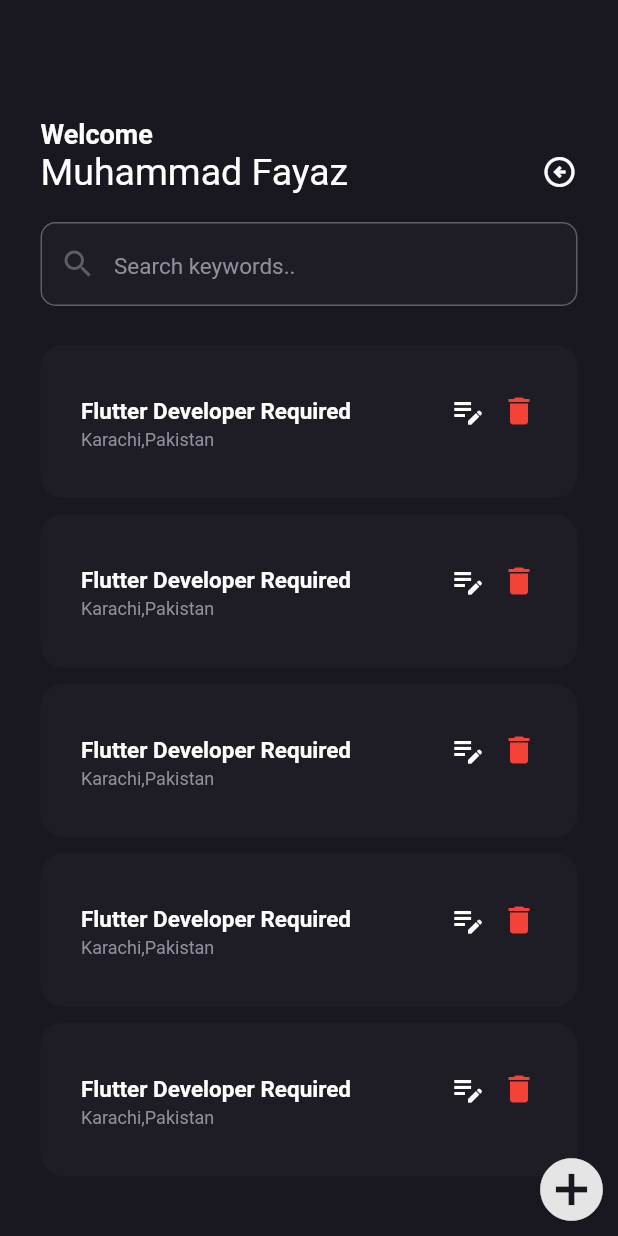
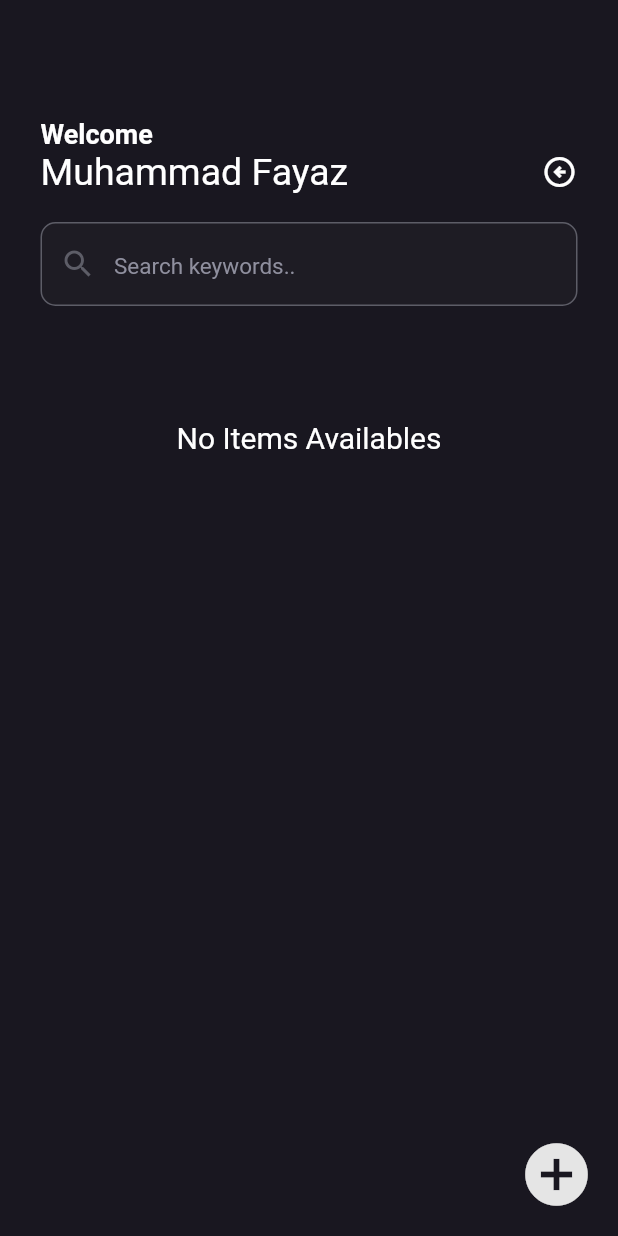
Before and after one commit to fayazashraf98/flutterui, a Flutter app: the LoginScreen screen opened directly, after a tap on "Sign in", on a phone screen of 412 x 824 dp. Run offline on Flutter 3.47's test engine with Material 2 defaults, Android fonts, the phone set to English and light mode, and no system bars.

```diff
--- a/lib/joblistCont.dart
+++ /dev/null
@@ -1,60 +0,0 @@
-import 'package:flutter/material.dart';
-
-class joblistCont extends StatelessWidget {
-  final GestureTapCallback onpres;
-  joblistCont({required this.onpres});
-
-  @override
-  Widget build(BuildContext context) {
-    return Container(
-        margin: EdgeInsets.only(bottom: 11),
-        padding: EdgeInsets.only(left: 27, right: 27),
-        height: 102,
-        decoration: BoxDecoration(
-          color: Color(0xFF1E1C24),
-          borderRadius: BorderRadius.circular(15),
-        ),
-        child: Column(
-          mainAxisAlignment: MainAxisAlignment.center,
-          children: [
-            Row(
-              mainAxisAlignment: MainAxisAlignment.spaceBetween,
-              children: [
-                Text(
-                  "Flutter Developer Required",
-                  style: TextStyle(
-                      color: Colors.white,
-                      fontSize: 15,
-                      fontWeight: FontWeight.w600),
-                ),
-                Row(
-                  children: [
-                    GestureDetector(
-                      onTap: onpres,
-                      child: Icon(
-                        Icons.edit_note_outlined,
-                        color: Colors.white,
-                      ),
-                    ),
-                    Padding(padding: EdgeInsets.only(left: 10)),
-                    Icon(
-                      Icons.delete,
-                      color: Colors.red,
-                    ),
-                  ],
-                ),
-              ],
-            ),
-            Row(children: const [
-              Text(
-                "Karachi,Pakistan",
-                style: TextStyle(
-                  color: Color(0xff8F8F9E),
-                  fontSize: 12,
-                ),
-              )
-            ])
-          ],
-        ));
-  }
-}
--- a/lib/main.dart
+++ b/lib/main.dart
@@ -1,5 +1,6 @@
 import 'package:flutter/material.dart';
 import 'package:flutterui/screens/SignupScreen.dart';
+import 'package:flutterui/screens/SpleshScreen.dart';
 
 void main() {
   runApp(MyApp());
@@ -13,7 +14,7 @@ class MyApp extends StatelessWidget {
     return MaterialApp(
       debugShowCheckedModeBanner: false,
       title: "Application",
-      home: SignupScreen(),
+      home: spleshScreen(),
     );
   }
 }
--- a/lib/screens/JobListing.dart
+++ /dev/null
@@ -1,114 +0,0 @@
-import 'package:flutter/material.dart';
-import 'package:flutterui/joblistCont.dart';
-import 'package:flutterui/screens/AddJob.dart';
-import 'package:flutterui/screens/EditJob.dart';
-import 'package:flutterui/screens/LoginScreen.dart';
-
-class JobLiListing extends StatelessWidget {
-  const JobLiListing({Key? key}) : super(key: key);
-
-  @override
-  Widget build(BuildContext context) {
-    return Scaffold(
-      floatingActionButton: IconButton(
-        onPressed: () {
-          Navigator.of(context)
-              .push(MaterialPageRoute(builder: (_) => AddJob()));
-        },
-        icon: Icon(
-          Icons.add_circle,
-          size: 50,
-          color: Color(0xffE5E5E5),
-        ),
-      ),
-      backgroundColor: Color(0xff191720),
-      body: ListView(children: [
-        Padding(
-          padding: EdgeInsets.only(top: 79, left: 27, bottom: 59, right: 27),
-          child: Column(
-            crossAxisAlignment: CrossAxisAlignment.start,
-            children: [
-              Text(
-                "Welcome",
-                style: TextStyle(
-                    color: Colors.white,
-                    fontSize: 18,
-                    fontWeight: FontWeight.bold),
-              ),
-              Row(
-                mainAxisAlignment: MainAxisAlignment.spaceBetween,
-                children: [
-                  Text(
-                    "Muhammad Fayaz",
-                    style: TextStyle(color: Colors.white, fontSize: 25),
-                  ),
-                  Row(
-                    children: [
-                      GestureDetector(
-                        onTap: () {
-                          Navigator.of(context).push(
-                              MaterialPageRoute(builder: (_) => LoginScreen()));
-                        },
-                        child: Icon(
-                          Icons.arrow_circle_left_outlined,
-                          color: Colors.white,
-                        ),
-                      ),
-                    ],
-                  )
-                ],
-              ),
-              SizedBox(
-                height: 19,
-              ),
-              Container(
-                height: 56,
-                padding: EdgeInsets.only(top: 5, bottom: 5),
-                decoration: BoxDecoration(
-                  color: Color(0xFF1E1C24),
-                  border: Border.all(color: Color(0xff5D5D67), width: 1),
-                  borderRadius: BorderRadius.circular(10),
-                ),
-                child: TextField(
-                  style: TextStyle(color: Colors.white),
-                  decoration: InputDecoration(
-                      prefixIcon: Icon(
-                        Icons.search,
-                        color: Color(0xff5D5D67),
-                      ),
-                      border: InputBorder.none,
-                      hintText: "Search keywords..",
-                      hintStyle:
-                          TextStyle(color: Color(0xff8F8F9E), fontSize: 15)),
-                ),
-              ),
-              SizedBox(
-                height: 26,
-              ),
-              joblistCont(onpres: () {
-                Navigator.of(context)
-                    .push(MaterialPageRoute(builder: (_) => EditJob()));
-              }),
-              joblistCont(onpres: () {
-                Navigator.of(context)
-                    .push(MaterialPageRoute(builder: (_) => EditJob()));
-              }),
-              joblistCont(onpres: () {
-                Navigator.of(context)
-                    .push(MaterialPageRoute(builder: (_) => EditJob()));
-              }),
-              joblistCont(onpres: () {
-                Navigator.of(context)
-                    .push(MaterialPageRoute(builder: (_) => EditJob()));
-              }),
-              joblistCont(onpres: () {
-                Navigator.of(context)
-                    .push(MaterialPageRoute(builder: (_) => EditJob()));
-              }),
-            ],
-          ),
-        )
-      ]),
-    );
-  }
-}
--- a/lib/screens/LoginScreen.dart
+++ b/lib/screens/LoginScreen.dart
@@ -1,5 +1,5 @@
 import 'package:flutter/material.dart';
-import 'package:flutterui/screens/JobListing.dart';
+import 'package:flutterui/screens/job_listing.dart';
 import 'package:flutterui/screens/SignupScreen.dart';
 
 import '../appbuttons.dart';
@@ -49,14 +49,22 @@ class LoginScreen extends StatelessWidget {
           SizedBox(
             height: 11,
           ),
-          appbuttons(
-              label: "Sign in",
-              onPress: () {
-                Navigator.of(context)
-                    .push(MaterialPageRoute(builder: (_) => JobLiListing()));
-              }),
+          GestureDetector(
+            onTap: () {
+              onpress(context);
+            },
+            child: appbuttons(
+                label: "Sign in",
+                onPress: () {
+                  onpress(context);
+                }),
+          )
         ]),
       ),
     );
   }
 }
+
+onpress(BuildContext context) {
+  Navigator.of(context).push(MaterialPageRoute(builder: (_) => listjobs()));
+}
--- /dev/null
+++ b/lib/screens/job_listing.dart
@@ -0,0 +1,217 @@
+import 'package:flutter/material.dart';
+import 'package:flutterui/screens/LoginScreen.dart';
+
+import 'AddJob.dart';
+import 'EditJob.dart';
+
+class listjobs extends StatefulWidget {
+  const listjobs({Key? key}) : super(key: key);
+
+  @override
+  State<listjobs> createState() => _listjobsState();
+}
+
+class _listjobsState extends State<listjobs> {
+  List<Methodtitle> items = [];
+  TextEditingController searchController = TextEditingController();
+  List<Methodtitle> itemsOnSearch = [];
+  String search = "";
+  @override
+  Widget build(BuildContext context) {
+    return Scaffold(
+      backgroundColor: Color(0xff191720),
+      body: SingleChildScrollView(
+        child: Padding(
+          padding: EdgeInsets.only(top: 79, left: 27, bottom: 59, right: 27),
+          child:
+              Column(crossAxisAlignment: CrossAxisAlignment.start, children: [
+            Text(
+              "Welcome",
+              style: TextStyle(
+                  color: Colors.white,
+                  fontSize: 18,
+                  fontWeight: FontWeight.bold),
+            ),
+            Row(
+              mainAxisAlignment: MainAxisAlignment.spaceBetween,
+              children: [
+                Text(
+                  "Muhammad Fayaz",
+                  style: TextStyle(color: Colors.white, fontSize: 25),
+                ),
+                Row(
+                  children: [
+                    GestureDetector(
+                      onTap: () {
+                        Navigator.of(context).push(
+                            MaterialPageRoute(builder: (_) => LoginScreen()));
+                      },
+                      child: Icon(
+                        Icons.arrow_circle_left_outlined,
+                        color: Colors.white,
+                      ),
+                    )
+                  ],
+                )
+              ],
+            ),
+            SizedBox(
+              height: 19,
+            ),
+            Container(
+              height: 56,
+              padding: EdgeInsets.only(top: 5, bottom: 5),
+              decoration: BoxDecoration(
+                color: Color(0xFF1E1C24),
+                border: Border.all(color: Color(0xff5D5D67), width: 1),
+                borderRadius: BorderRadius.circular(10),
+              ),
+              child: TextField(
+                onChanged: onSearch,
+                controller: searchController,
+                style: TextStyle(color: Colors.white),
+                decoration: InputDecoration(
+                    prefixIcon: Icon(
+                      Icons.search,
+                      color: Color(0xff5D5D67),
+                    ),
+                    border: InputBorder.none,
+                    hintText: "Search keywords..",
+                    hintStyle:
+                        TextStyle(color: Color(0xff8F8F9E), fontSize: 15)),
+              ),
+            ),
+            SizedBox(height: 26),
+            items.isNotEmpty
+                ? ListView.builder(
+                    shrinkWrap: true,
+                    physics: NeverScrollableScrollPhysics(),
+                    itemCount: updateAccordingToSearch(
+                        items.length, itemsOnSearch.length),
+                    itemBuilder: updateList,
+                  )
+                : Center(
+                    child: Padding(
+                      padding: EdgeInsets.only(top: 50),
+                      child: Text(
+                        "No Items Availables",
+                        style: TextStyle(color: Colors.white, fontSize: 20),
+                      ),
+                    ),
+                  ),
+          ]),
+        ),
+      ),
+      floatingActionButton: GestureDetector(
+        onTap: () {
+          Navigator.of(context)
+              .push<Methodtitle>(MaterialPageRoute(builder: (_) => addignjob()))
+              .then((value) => setState(() {
+                    if (value?.first != "" && value?.second != "") {
+                      items.add(Methodtitle(value!.first, value.second));
+                    }
+                  }));
+        },
+        child: Icon(
+          Icons.add_circle_sharp,
+          color: Color(0xffE5E5E5),
+          size: 50,
+        ),
+      ),
+    );
+  }
+
+  Widget updateList(BuildContext, int index) => Container(
+        height: 102,
+        child: Card(
+          shape: RoundedRectangleBorder(
+            borderRadius: BorderRadius.circular(10),
+          ),
+          color: Color(0xff201E27),
+          child: Padding(
+            padding: EdgeInsets.all(8),
+            child: Row(
+              children: [
+                Expanded(
+                    child: Column(
+                  mainAxisAlignment: MainAxisAlignment.center,
+                  crossAxisAlignment: CrossAxisAlignment.start,
+                  children: [
+                    Text(
+                      items[index].first,
+                      style: TextStyle(
+                          color: Colors.white,
+                          fontSize: 15,
+                          fontWeight: FontWeight.w600),
+                    ),
+                    SizedBox(
+                      height: 5,
+                    ),
+                    Text(
+                      items[index].second,
+                      style: TextStyle(
+                        color: Color(0xff8F8F9E),
+                        fontSize: 12,
+                      ),
+                    )
+                  ],
+                )),
+                GestureDetector(
+                  onTap: () {
+                    Navigator.of(context)
+                        .push<Methodtitle>(MaterialPageRoute(
+                            builder: (_) => EditJob(
+                                postiontext: items[index].first,
+                                desctext: items[index].second)))
+                        .then((value) => setState(() {
+                              if (value?.first != "" && value?.second != "") {
+                                items[index].first = value!.first;
+                                items[index].second = value.second;
+                              }
+                            }));
+                  },
+                  child: Padding(
+                    padding: const EdgeInsets.only(right: 27),
+                    child: Icon(
+                      Icons.edit_note,
+                      color: Colors.white,
+                    ),
+                  ),
+                ),
+                GestureDetector(
+                  onTap: () {
+                    setState(() {
+                      items.removeAt(index);
+                    });
+                  },
+                  child: Icon(
+                    Icons.delete,
+                    color: Colors.red,
+                  ),
+                )
+              ],
+            ),
+          ),
+        ),
+      );
+
+  void onSearch(String search) {
+    setState(() {
+      itemsOnSearch = items
+          .where((element) =>
+              element.first.toLowerCase().contains(search) ||
+              element.second.toLowerCase().contains(search))
+          .toList();
+    });
+  }
+
+  updateAccordingToSearch(int item, int searchItem) {
+    int value;
+    if (searchController.text.isNotEmpty) {
+      value = searchItem;
+    } else {
+      value = item;
+    }
+    return value;
+  }
+}
--- a/pubspec.yaml
+++ b/pubspec.yaml
@@ -58,7 +58,8 @@ flutter:
   uses-material-design: true
 
   # To add assets to your application, add an assets section, like this:
-  # assets:
+  #assets:
+
   #   - images/a_dot_burr.jpeg
   #   - images/a_dot_ham.jpeg
 
```
Also changed, not shown: lib/screens/AddJob.dart (+52 -15 lines), lib/screens/EditJob.dart (+46 -22 lines), lib/screens/SignupScreen.dart (+14 -6 lines), lib/screens/SpleshScreen.dart (added, +56 -0 lines).
